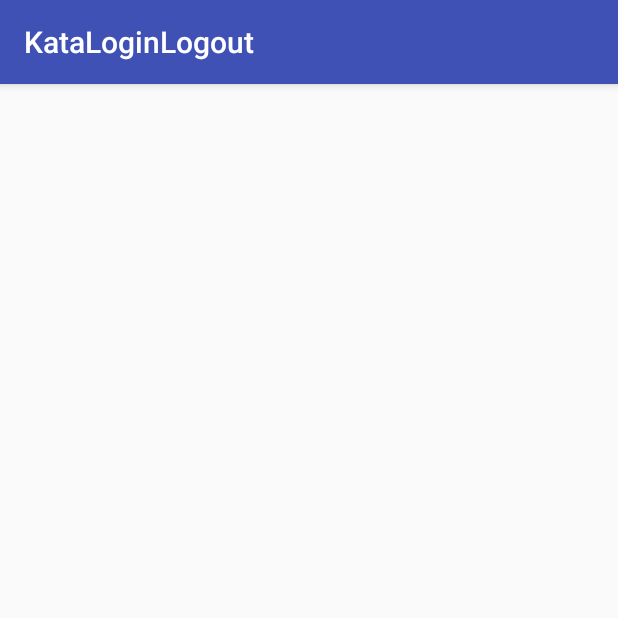
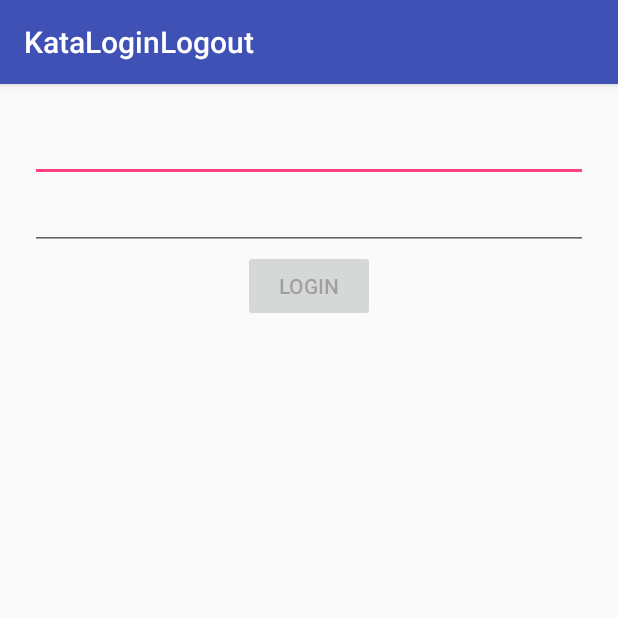
Before and after one commit to lrevilla/KataLoginLogout, an Android app: the screen it shows after launch (MainActivity), on a phone screen of 412 x 824 dp, the top half of it. Run offline under Robolectric (Android 15) with nearby library versions, the phone set to English and light mode, and no system bars.

```diff
--- a/app/build.gradle
+++ b/app/build.gradle
@@ -25,5 +25,7 @@ dependencies {
         exclude group: 'com.android.support', module: 'support-annotations'
     })
     compile 'com.android.support:appcompat-v7:25.3.1'
+    compile 'com.android.support.constraint:constraint-layout:1.0.2'
+    compile 'com.android.support:design:25.3.1'
     testCompile 'junit:junit:4.12'
 }
--- a/app/src/main/AndroidManifest.xml
+++ b/app/src/main/AndroidManifest.xml
@@ -16,6 +16,10 @@
                 <category android:name="android.intent.category.LAUNCHER" />
             </intent-filter>
         </activity>
+        <activity
+            android:name=".LogoutActivity"
+            android:label="@string/title_activity_logout"
+            android:theme="@style/AppTheme.NoActionBar"></activity>
     </application>
 
 </manifest>
--- a/app/src/main/java/karumi/test/com/kataloginlogout/MainActivity.java
+++ b/app/src/main/java/karumi/test/com/kataloginlogout/MainActivity.java
@@ -1,7 +1,16 @@
 package karumi.test.com.kataloginlogout;
 
+import android.content.Intent;
+import android.support.design.widget.Snackbar;
 import android.support.v7.app.AppCompatActivity;
 import android.os.Bundle;
+import android.text.Editable;
+import android.text.TextWatcher;
+import android.util.Log;
+import android.view.KeyEvent;
+import android.view.View;
+import android.widget.Button;
+import android.widget.EditText;
 
 public class MainActivity extends AppCompatActivity {
 
@@ -9,5 +18,49 @@ public class MainActivity extends AppCompatActivity {
     protected void onCreate(Bundle savedInstanceState) {
         super.onCreate(savedInstanceState);
         setContentView(R.layout.activity_main);
+
+        final EditText userEditText = (EditText)findViewById(R.id.edit_user);
+        final EditText passwordEditText = (EditText) findViewById(R.id.edit_password);
+        final Button loginButton = (Button) findViewById(R.id.login_button);
+
+        loginButton.setEnabled(false);
+
+        userEditText.addTextChangedListener(new TextWatcher() {
+            @Override
+            public void beforeTextChanged(CharSequence s, int start, int count, int after) {
+
+            }
+
+            @Override
+            public void onTextChanged(CharSequence s, int start, int before, int count) {
+                boolean shouldEnableButton = !s.toString().isEmpty();
+                loginButton.setEnabled(shouldEnableButton);
+            }
+
+            @Override
+            public void afterTextChanged(Editable s) {
+
+            }
+        });
+
+        loginButton.setOnClickListener(new View.OnClickListener() {
+            @Override
+            public void onClick(View v) {
+                String email = userEditText.getText().toString();
+                String pass = passwordEditText.getText().toString();
+                Clock clock = new Clock();
+                APIClient apiClient = new APIClient(clock);
+                boolean loginResponse = apiClient.login(email, pass);
+                View parentLayout = findViewById(android.R.id.content);
+                if (!loginResponse) {
+                    Snackbar.make(parentLayout,
+                                  "Oops, wrong credentials.",
+                                  Snackbar.LENGTH_SHORT).show();
+                } else {
+                    Intent logoutIntent = new Intent(getApplicationContext(), LogoutActivity.class);
+                    startActivity(logoutIntent);
+                }
+            }
+        });
     }
 }
--- a/app/src/main/res/layout/activity_main.xml
+++ b/app/src/main/res/layout/activity_main.xml
@@ -6,5 +6,31 @@
     android:layout_height="match_parent"
     tools:context="karumi.test.com.kataloginlogout.MainActivity">
 
+    <LinearLayout
+        android:layout_width="match_parent"
+        android:layout_height="match_parent"
+        android:layout_margin="20dp"
+        android:gravity="center_horizontal"
+        android:orientation="vertical">
+
+        <EditText
+            android:id="@+id/edit_user"
+            android:layout_width="match_parent"
+            android:layout_height="wrap_content"
+            android:inputType="text" />
+
+        <EditText
+            android:id="@+id/edit_password"
+            android:layout_width="match_parent"
+            android:layout_height="wrap_content"
+            android:inputType="textPassword" />
+
+        <Button
+            android:id="@+id/login_button"
+            android:layout_width="wrap_content"
+            android:layout_height="wrap_content"
+            android:text="Login" />
+
+    </LinearLayout>
 
 </RelativeLayout>
--- /dev/null
+++ b/app/src/main/res/values/dimens.xml
@@ -0,0 +1,3 @@
+<resources>
+    <dimen name="fab_margin">16dp</dimen>
+</resources>
--- a/app/src/main/res/values/strings.xml
+++ b/app/src/main/res/values/strings.xml
@@ -1,3 +1,4 @@
 <resources>
     <string name="app_name">KataLoginLogout</string>
+    <string name="title_activity_logout">LogoutActivity</string>
 </resources>
--- a/app/src/main/res/values/styles.xml
+++ b/app/src/main/res/values/styles.xml
@@ -8,4 +8,13 @@
         <item name="colorAccent">@color/colorAccent</item>
     </style>
 
+    <style name="AppTheme.NoActionBar">
+        <item name="windowActionBar">false</item>
+        <item name="windowNoTitle">true</item>
+    </style>
+
+    <style name="AppTheme.AppBarOverlay" parent="ThemeOverlay.AppCompat.Dark.ActionBar" />
+
+    <style name="AppTheme.PopupOverlay" parent="ThemeOverlay.AppCompat.Light" />
+
 </resources>
```
Also changed, not shown: app/src/main/java/karumi/test/com/kataloginlogout/APIClient.java (added, +27 -0 lines), app/src/main/java/karumi/test/com/kataloginlogout/Clock.java (added, +15 -0 lines), app/src/main/java/karumi/test/com/kataloginlogout/LogoutActivity.java (added, +44 -0 lines), app/src/main/res/layout/activity_logout.xml (added, +25 -0 lines), app/src/main/res/layout/content_logout.xml (added, +24 -0 lines), 3 other files.
